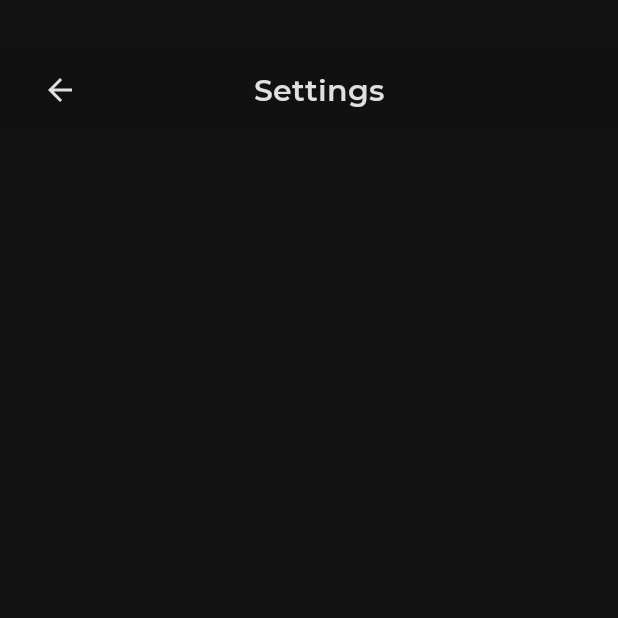
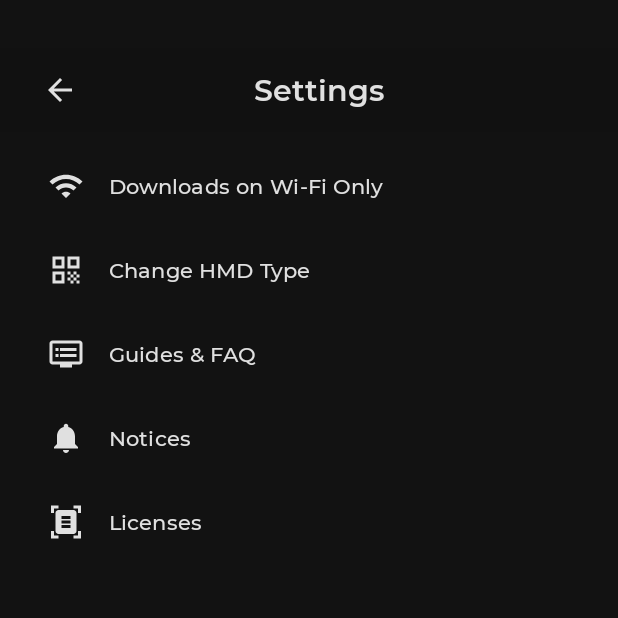
Before and after one commit to saythename17/VROADWAY_UI, an Android app built with Jetpack Compose: the composable Settings shown on its own in the app's theme, on a phone screen of 412 x 824 dp, the top half of it. Run offline under Robolectric (Android 15) with nearby library versions, the phone set to English and light mode, and no system bars; Roboto replaces fonts that are not available here; 2 statements that could not run were skipped.

Commit message:
chore: Account.kt, Settings.kt UI

```diff
--- /dev/null
+++ b/app/src/main/java/com/alphacircle/vroadway/ui/components/MenuItem.kt
@@ -0,0 +1,97 @@
+package com.alphacircle.vroadway.ui.components
+
+import androidx.annotation.DrawableRes
+import androidx.annotation.StringRes
+import androidx.compose.foundation.clickable
+import androidx.compose.foundation.layout.Arrangement
+import androidx.compose.foundation.layout.Column
+import androidx.compose.foundation.layout.Row
+import androidx.compose.foundation.layout.Spacer
+import androidx.compose.foundation.layout.padding
+import androidx.compose.foundation.layout.size
+import androidx.compose.foundation.layout.width
+import androidx.compose.material.Divider
+import androidx.compose.material.Icon
+import androidx.compose.material.Text
+import androidx.compose.material.icons.Icons
+import androidx.compose.material.icons.filled.Settings
+import androidx.compose.runtime.Composable
+import androidx.compose.ui.Alignment
+import androidx.compose.ui.Modifier
+import androidx.compose.ui.graphics.Color
+import androidx.compose.ui.graphics.vector.ImageVector
+import androidx.compose.ui.res.painterResource
+import androidx.compose.ui.res.stringResource
+import androidx.compose.ui.text.style.TextAlign
+import androidx.compose.ui.tooling.preview.Preview
+import androidx.compose.ui.unit.dp
+import com.alphacircle.vroadway.R
+import com.alphacircle.vroadway.ui.theme.EnglishTypography
+
+sealed class MenuIcon {
+    data class DrawableResIcon(@DrawableRes val iconId: Int) : MenuIcon()
+    data class ImageVectorIcon(val imageVector: ImageVector) : MenuIcon()
+}
+
+@Composable
+fun MenuItem(
+    menuIcon: MenuIcon,
+//    @StringRes iconDesc: Int?,
+    @StringRes name: Int,
+    onClick: () -> Unit
+) {
+    Column(
+        modifier = Modifier.clickable { onClick }
+    ) {
+        Row(
+            verticalAlignment = Alignment.CenterVertically,
+            horizontalArrangement = Arrangement.Start,
+            modifier = Modifier.padding(16.dp)
+
+        ) {
+            Spacer(modifier = Modifier.width(16.dp))
+            menuIcon?.let { icon ->
+                when (icon) {
+                    is MenuIcon.DrawableResIcon -> {
+                        Icon(
+                            painterResource(id = icon.iconId),
+//                                contentDescription = stringResource(id = iconDesc),
+                            null,
+                            modifier = Modifier.size(24.dp)
+                        )
+                    }
+
+                    is MenuIcon.ImageVectorIcon -> {
+                        Icon(
+                            imageVector = icon.imageVector,
+//                                contentDescription = stringResource(id = iconDesc),
+                            null,
+                            modifier = Modifier.size(24.dp)
+                        )
+                    }
+                }
+            }
+            Text(
+                text = stringResource(id = name),
+                style = EnglishTypography.subtitle2,
+                textAlign = TextAlign.Center,
+                modifier = Modifier.padding(16.dp, 0.dp)
+            )
+        }
+        Divider(
+            color = Color.DarkGray,
+            thickness = 0.3.dp
+        )
+    }
+}
+
+@Preview("Settings Text Component")
+@Composable
+fun PreviewSettingItem() {
+    MenuItem(
+        name = R.string.cd_settings,
+        menuIcon = MenuIcon.ImageVectorIcon(Icons.Filled.Settings),
+//        iconDesc = R.string.cd_settings,
+        onClick = {}
+    )
+}
--- a/app/src/main/java/com/alphacircle/vroadway/ui/components/TopBar.kt
+++ b/app/src/main/java/com/alphacircle/vroadway/ui/components/TopBar.kt
@@ -34,7 +34,7 @@ fun TopBar(onBackPress: () -> Unit, appBarColor: Color, title: String?) {
         elevation = 0.dp,
         modifier = Modifier
             .fillMaxWidth()
-            .padding(0.dp, 32.dp),
+            .padding(0.dp, 32.dp, 0.dp, 8.dp),
         title = {
             //TopAppBar Content
             Box(Modifier.height(32.dp)) {
--- a/app/src/main/java/com/alphacircle/vroadway/ui/settings/Settings.kt
+++ b/app/src/main/java/com/alphacircle/vroadway/ui/settings/Settings.kt
@@ -1,39 +1,24 @@
 package com.alphacircle.vroadway.ui.settings
 
-import androidx.compose.foundation.background
-import androidx.compose.foundation.layout.Box
 import androidx.compose.foundation.layout.Column
-import androidx.compose.foundation.layout.Row
-import androidx.compose.foundation.layout.fillMaxHeight
-import androidx.compose.foundation.layout.fillMaxSize
-import androidx.compose.foundation.layout.fillMaxWidth
-import androidx.compose.foundation.layout.height
 import androidx.compose.foundation.layout.padding
-import androidx.compose.foundation.layout.wrapContentHeight
-import androidx.compose.foundation.layout.wrapContentWidth
 import androidx.compose.foundation.rememberScrollState
 import androidx.compose.foundation.verticalScroll
-import androidx.compose.material.ContentAlpha
-import androidx.compose.material.Icon
-import androidx.compose.material.IconButton
-import androidx.compose.material.LocalContentAlpha
 import androidx.compose.material.MaterialTheme
 import androidx.compose.material.Scaffold
-import androidx.compose.material.Text
-import androidx.compose.material.TopAppBar
 import androidx.compose.material.icons.Icons
-import androidx.compose.material.icons.filled.ArrowBack
+import androidx.compose.material.icons.filled.DocumentScanner
+import androidx.compose.material.icons.filled.Dvr
+import androidx.compose.material.icons.filled.Notifications
+import androidx.compose.material.icons.filled.QrCode
+import androidx.compose.material.icons.filled.Wifi
 import androidx.compose.runtime.Composable
-import androidx.compose.runtime.CompositionLocalProvider
-import androidx.compose.ui.Alignment
 import androidx.compose.ui.Modifier
-import androidx.compose.ui.graphics.Color
 import androidx.compose.ui.res.stringResource
-import androidx.compose.ui.text.style.TextAlign
 import androidx.compose.ui.tooling.preview.Preview
-import androidx.compose.ui.unit.dp
 import com.alphacircle.vroadway.R
-import com.alphacircle.vroadway.ui.Screen
+import com.alphacircle.vroadway.ui.components.MenuIcon
+import com.alphacircle.vroadway.ui.components.MenuItem
 import com.alphacircle.vroadway.ui.components.TopBar
 
 @Composable
@@ -52,11 +37,39 @@ fun Settings(
             modifier = Modifier
                 .verticalScroll(rememberScrollState())
                 .padding(it)
-                .padding(16.dp)
         ) {
-
+            SettingItemList()
         }
     }
+}
+
+@Composable
+fun SettingItemList() {
+    MenuItem(
+        menuIcon = MenuIcon.ImageVectorIcon(Icons.Default.Wifi),
+        name = R.string.setting_item_download,
+        onClick = {}
+    )
+    MenuItem(
+        menuIcon = MenuIcon.ImageVectorIcon(Icons.Default.QrCode),
+        name = R.string.setting_item_hmd,
+        onClick = {}
+    )
+    MenuItem(
+        menuIcon = MenuIcon.ImageVectorIcon(Icons.Default.Dvr),
+        name = R.string.setting_item_faq,
+        onClick = {}
+    )
+    MenuItem(
+        menuIcon = MenuIcon.ImageVectorIcon(Icons.Default.Notifications),
+        name = R.string.setting_item_notices,
+        onClick = {}
+    )
+    MenuItem(
+        menuIcon = MenuIcon.ImageVectorIcon(Icons.Default.DocumentScanner),
+        name = R.string.setting_item_licenses,
+        onClick = {}
+    )
 }
 
 @Preview(showSystemUi = true)
--- a/app/src/main/java/com/alphacircle/vroadway/ui/theme/Color.kt
+++ b/app/src/main/java/com/alphacircle/vroadway/ui/theme/Color.kt
@@ -39,6 +39,7 @@ fun Colors.compositedOnSurface(alpha: Float): Color {
 }
 
 val PrimaryBlue = Color(0xFF1877F2)
+val OnPrimaryDarkGray = Color(0xFF383838)
 val SubBlue = Color(0xFF7B9CFF)
 val PrimaryPurple = Color(0xFF7158E2)
 val SubPurple = Color(0xFFAF9CF6)
@@ -46,10 +47,8 @@ val Warning = Color(0xFF2929)
 
 val VroadwayColors = darkColors(
     primary = PrimaryBlue,
-    onPrimary = Color.Black,
     primaryVariant = PrimaryBlue,
     secondary = SubBlue,
-    onSecondary = Color.Black,
+    onSecondary = OnPrimaryDarkGray,
     error = Warning,
-    onError = Color.Black,
 )
--- a/app/src/main/java/com/alphacircle/vroadway/ui/theme/Type.kt
+++ b/app/src/main/java/com/alphacircle/vroadway/ui/theme/Type.kt
@@ -93,7 +93,7 @@ val EnglishTypography = Typography(
     body1 = TextStyle(
         fontFamily = Montserrat,
         fontSize = 16.sp,
-        fontWeight = FontWeight.Medium,
+        fontWeight = FontWeight.Light,
         lineHeight = 20.sp,
         letterSpacing = 0.15.sp
     ),
@@ -121,7 +121,7 @@ val EnglishTypography = Typography(
     overline = TextStyle(
         fontFamily = Montserrat,
         fontSize = 12.sp,
-        fontWeight = FontWeight.SemiBold,
+        fontWeight = FontWeight.Light,
         lineHeight = 16.sp,
         letterSpacing = 1.sp
     ),
--- a/app/src/main/res/values/strings.xml
+++ b/app/src/main/res/values/strings.xml
@@ -44,8 +44,18 @@
     <string name="episode_date_duration">%1$s &#8226; %2$d mins</string>
 
     <string name="cd_search">Search</string>
+
     <string name="cd_account">Account</string>
+    <string name="account_purchased_history">Purchased History</string>
+    <string name="account_logout">Logout</string>
+
     <string name="cd_settings">Settings</string>
+    <string name="setting_item_download">Downloads on Wi-Fi Only</string>
+    <string name="setting_item_hmd">Change HMD Type</string>
+    <string name="setting_item_faq">Guides &amp; FAQ</string>
+    <string name="setting_item_notices">Notices</string>
+    <string name="setting_item_licenses">Licenses</string>
+
     <string name="cd_add">Add</string>
     <string name="cd_back">Back</string>
     <string name="cd_more">More</string>
```
Also changed, not shown: app/src/main/java/com/alphacircle/vroadway/ui/account/Account.kt (+103 -12 lines), app/src/main/java/com/alphacircle/vroadway/ui/account/SignIn.kt (added, +8 -0 lines), app/src/main/java/com/alphacircle/vroadway/ui/home/my/My.kt (+25 -22 lines).
